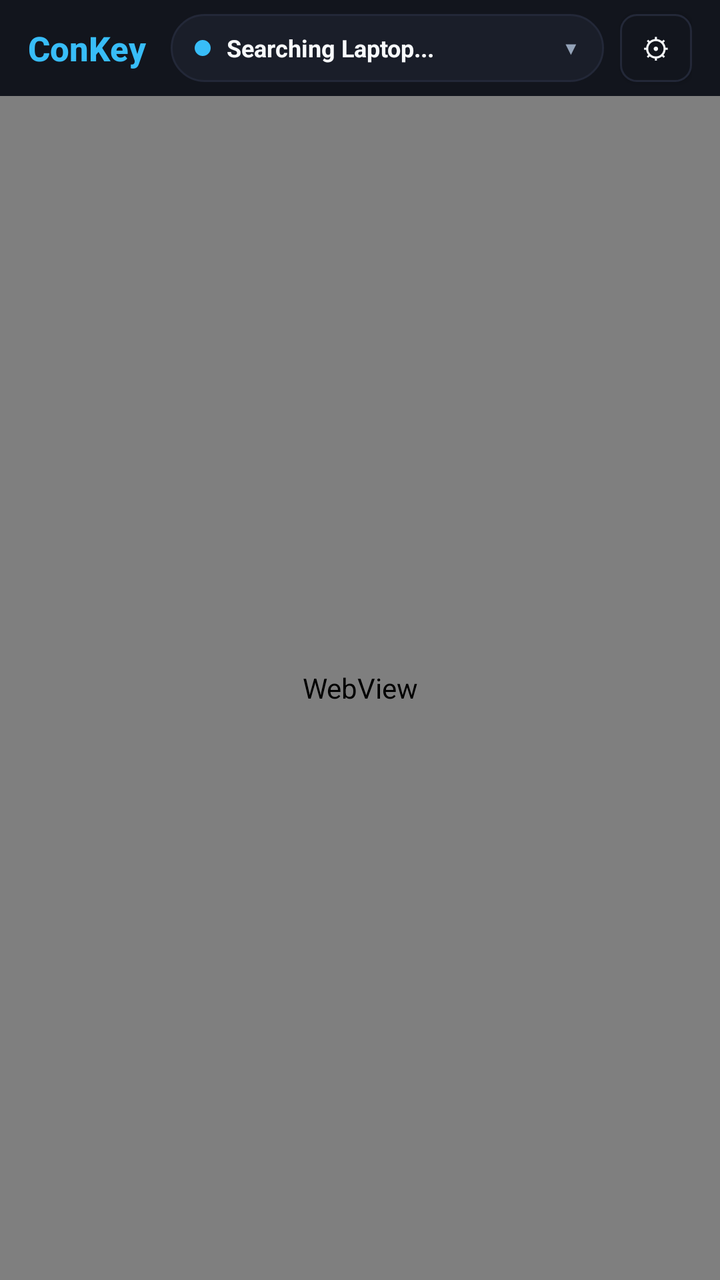
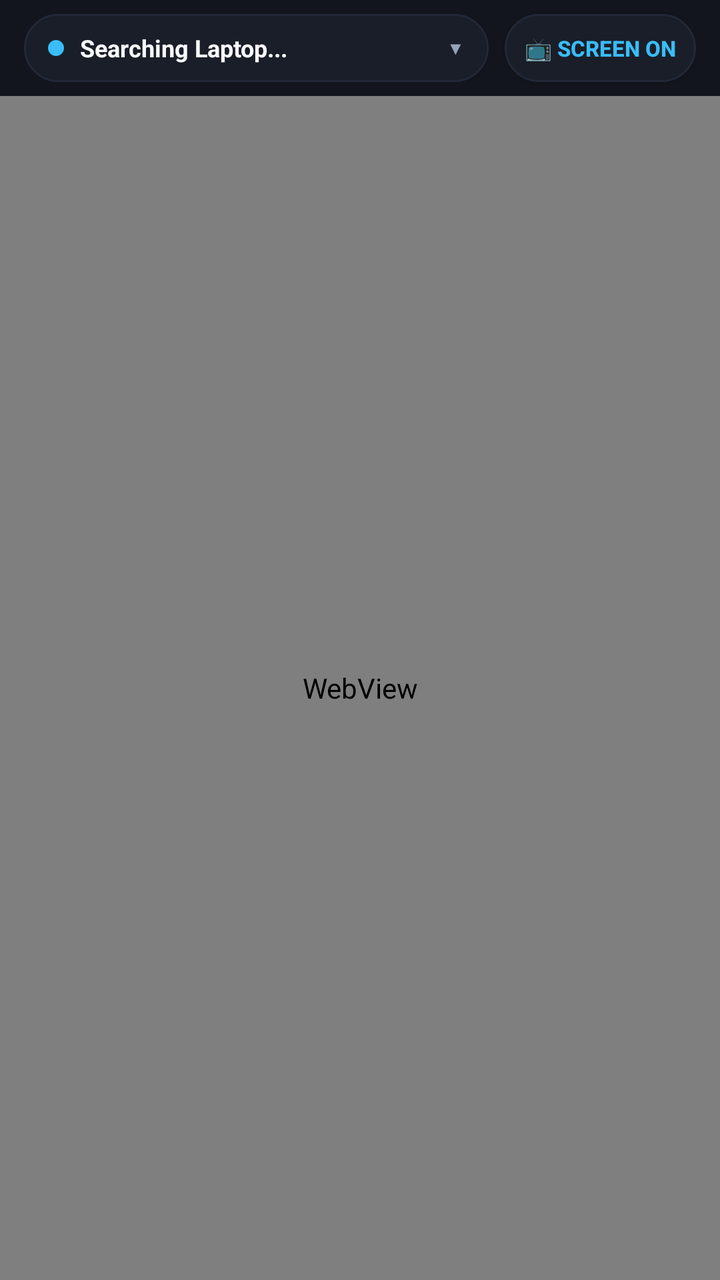

Before-and-after screenshots of an Android layout around one commit, followed by the original layout XML and the change that was made.
<!-- AndroidManifest.xml: application theme android:Theme.DeviceDefault.NoActionBar -->
<!-- res/layout/activity_main.xml -->
<?xml version="1.0" encoding="utf-8"?>
<LinearLayout xmlns:android="http://schemas.android.com/apk/res/android"
    android:id="@+id/rootLayout"
    android:layout_width="match_parent"
    android:layout_height="match_parent"
    android:background="@color/bg"
    android:fitsSystemWindows="true"
    android:orientation="vertical">

    
    <LinearLayout
        android:id="@+id/topBar"
        android:layout_width="match_parent"
        android:layout_height="48dp"
        android:background="@color/surface"
        android:gravity="center_vertical"
        android:paddingHorizontal="14dp">

        <TextView
            android:layout_width="wrap_content"
            android:layout_height="wrap_content"
            android:text="ConKey"
            android:textColor="@color/accent"
            android:textSize="17sp"
            android:textStyle="bold"
            android:fontFamily="sans-serif-medium"
            android:layout_marginEnd="12dp"/>

        
        <LinearLayout
            android:id="@+id/pillDevice"
            android:layout_width="0dp"
            android:layout_height="34dp"
            android:layout_weight="1"
            android:background="@drawable/bg_pill"
            android:gravity="center_vertical"
            android:paddingHorizontal="12dp"
            android:clickable="true"
            android:focusable="true">

            <View
                android:id="@+id/dotStatus"
                android:layout_width="8dp"
                android:layout_height="8dp"
                android:background="@drawable/bg_btn_accent"
                android:layout_marginEnd="8dp"/>

            <TextView
                android:id="@+id/tvDeviceName"
                android:layout_width="0dp"
                android:layout_height="wrap_content"
                android:layout_weight="1"
                android:ellipsize="end"
                android:maxLines="1"
                android:text="Searching Laptop..."
                android:textColor="@color/text_primary"
                android:textSize="12sp"
                android:textStyle="bold" />

            <TextView
                android:layout_width="wrap_content"
                android:layout_height="wrap_content"
                android:text="▼"
                android:textColor="@color/text_secondary"
                android:textSize="9sp"
                android:layout_marginStart="4dp"/>
        </LinearLayout>

        
        <Button
            android:id="@+id/btnSettings"
            android:layout_width="36dp"
            android:layout_height="34dp"
            android:layout_marginStart="8dp"
            android:background="@drawable/bg_btn"
            android:text="⚙"
            android:textColor="@color/text_primary"
            android:textSize="14sp" />
    </LinearLayout>

    
    <WebView
        android:id="@+id/webViewKeyboard"
        android:layout_width="match_parent"
        android:layout_height="0dp"
        android:layout_weight="1"
        android:background="@color/bg" />

</LinearLayout>
<!-- resources referenced by this layout -->
<resources>
  <color name="accent">#38BDF8</color>
  <color name="bg">#090A0F</color>
  <color name="surface">#12151D</color>
  <color name="text_primary">#F8FAFC</color>
  <color name="text_secondary">#94A3B8</color>
  <!-- drawable bg_btn (drawable) -->
  <?xml version="1.0" encoding="utf-8"?>
  <selector xmlns:android="http://schemas.android.com/apk/res/android">
      <item android:state_pressed="true">
          <shape android:shape="rectangle">
              <solid android:color="@color/surface_variant"/>
              <corners android:radius="8dp"/>
              <stroke android:width="1dp" android:color="@color/accent"/>
          </shape>
      </item>
      <item>
          <shape android:shape="rectangle">
              <solid android:color="@color/surface"/>
              <corners android:radius="8dp"/>
              <stroke android:width="1dp" android:color="@color/border"/>
          </shape>
      </item>
  </selector>
  <!-- drawable bg_btn_accent (drawable) -->
  <?xml version="1.0" encoding="utf-8"?>
  <selector xmlns:android="http://schemas.android.com/apk/res/android">
      <item android:state_pressed="true">
          <shape android:shape="rectangle">
              <solid android:color="@color/accent_pressed"/>
              <corners android:radius="8dp"/>
          </shape>
      </item>
      <item>
          <shape android:shape="rectangle">
              <solid android:color="@color/accent"/>
              <corners android:radius="8dp"/>
          </shape>
      </item>
  </selector>
  <!-- drawable bg_pill (drawable) -->
  <?xml version="1.0" encoding="utf-8"?>
  <shape xmlns:android="http://schemas.android.com/apk/res/android" android:shape="rectangle">
      <solid android:color="@color/surface_variant"/>
      <corners android:radius="18dp"/>
      <stroke android:width="1dp" android:color="@color/border"/>
  </shape>
  <color name="surface_variant">#1A1E29</color>
  <color name="border">#232838</color>
  <color name="accent_pressed">#0284C7</color>
</resources>

<!-- the commit's change to res/layout/activity_main.xml (unified diff, before → after) -->
@@ -14,17 +14,7 @@
         android:layout_height="48dp"
         android:background="@color/surface"
         android:gravity="center_vertical"
-        android:paddingHorizontal="14dp">
-
-        <TextView
-            android:layout_width="wrap_content"
-            android:layout_height="wrap_content"
-            android:text="ConKey"
-            android:textColor="@color/accent"
-            android:textSize="17sp"
-            android:textStyle="bold"
-            android:fontFamily="sans-serif-medium"
-            android:layout_marginEnd="12dp"/>
+        android:paddingHorizontal="12dp">
 
         
         <LinearLayout
@@ -63,19 +53,21 @@
                 android:text="▼"
                 android:textColor="@color/text_secondary"
                 android:textSize="9sp"
-                android:layout_marginStart="4dp"/>
+                android:layout_marginStart="6dp"/>
         </LinearLayout>
 
         
         <Button
-            android:id="@+id/btnSettings"
-            android:layout_width="36dp"
+            android:id="@+id/btnToggleScreen"
+            android:layout_width="wrap_content"
             android:layout_height="34dp"
             android:layout_marginStart="8dp"
-            android:background="@drawable/bg_btn"
-            android:text="⚙"
-            android:textColor="@color/text_primary"
-            android:textSize="14sp" />
+            android:background="@drawable/bg_pill"
+            android:paddingHorizontal="10dp"
+            android:text="📺 Screen ON"
+            android:textColor="@color/accent"
+            android:textSize="11sp"
+            android:textStyle="bold" />
     </LinearLayout>
 
     
<!-- resource entries referenced after the edit -->
@@ -5,24 +5,6 @@
   <color name="surface">#12151D</color>
   <color name="text_primary">#F8FAFC</color>
   <color name="text_secondary">#94A3B8</color>
-  <!-- drawable bg_btn (drawable) -->
-  <?xml version="1.0" encoding="utf-8"?>
-  <selector xmlns:android="http://schemas.android.com/apk/res/android">
-      <item android:state_pressed="true">
-          <shape android:shape="rectangle">
-              <solid android:color="@color/surface_variant"/>
-              <corners android:radius="8dp"/>
-              <stroke android:width="1dp" android:color="@color/accent"/>
-          </shape>
-      </item>
-      <item>
-          <shape android:shape="rectangle">
-              <solid android:color="@color/surface"/>
-              <corners android:radius="8dp"/>
-              <stroke android:width="1dp" android:color="@color/border"/>
-          </shape>
-      </item>
-  </selector>
   <!-- drawable bg_btn_accent (drawable) -->
   <?xml version="1.0" encoding="utf-8"?>
   <selector xmlns:android="http://schemas.android.com/apk/res/android">
